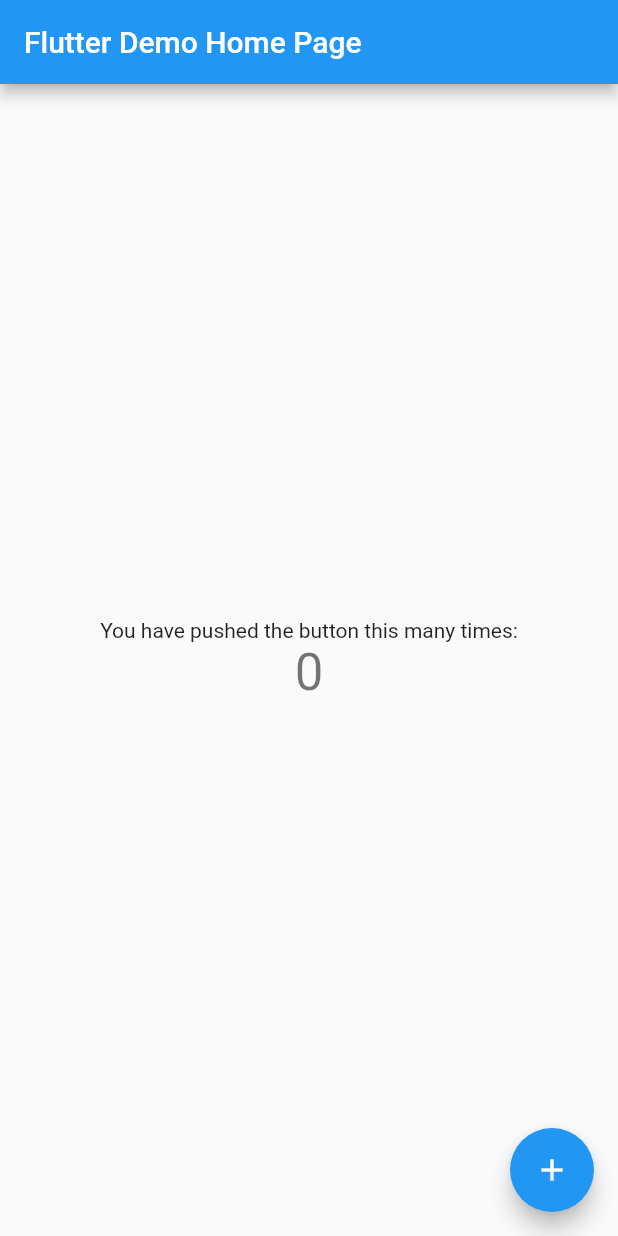
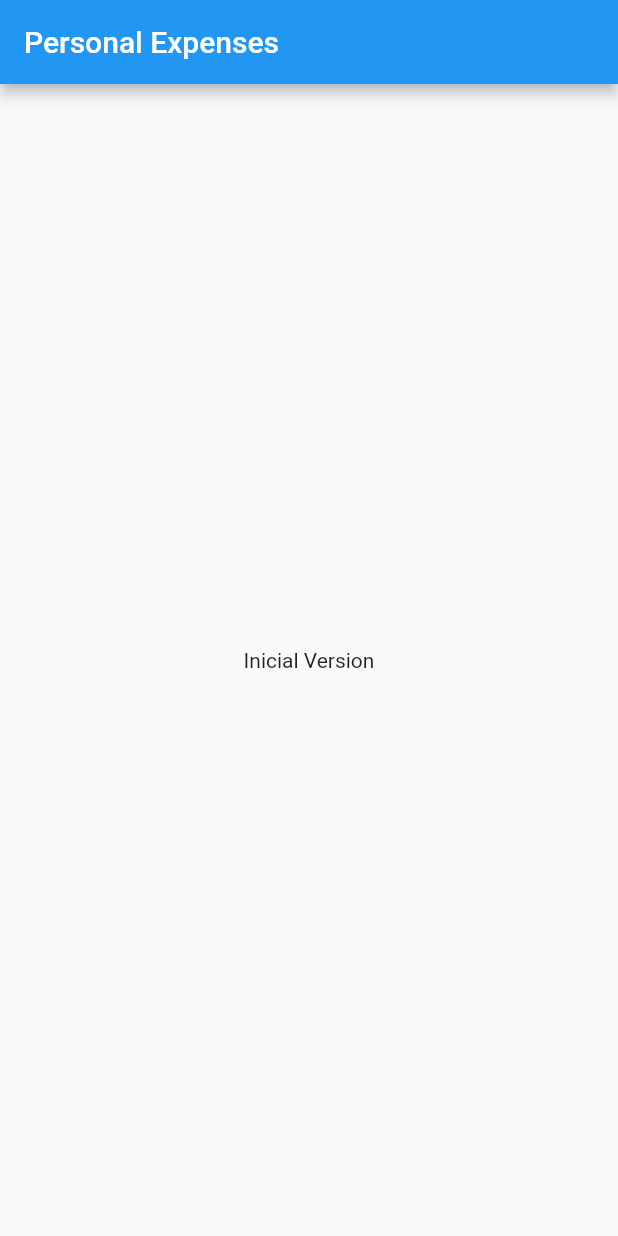
Before and after one commit to reisalazar/App-Expesnes-Flutter, a Flutter app: the screen it shows after launch, on a phone screen of 412 x 824 dp. Run offline on Flutter 3.47's test engine with Material 2 defaults, Android fonts, the phone set to English and light mode, and no system bars.

Commit message:
Creating Project

```diff
--- a/lib/main.dart
+++ b/lib/main.dart
@@ -1,115 +1,26 @@
 import 'package:flutter/material.dart';
 
-void main() {
-  runApp(const MyApp());
-}
+void main() => runApp(ExpensesApp());
 
-class MyApp extends StatelessWidget {
-  const MyApp({super.key});
-
-  // This widget is the root of your application.
+class ExpensesApp extends StatelessWidget {
   @override
   Widget build(BuildContext context) {
     return MaterialApp(
-      title: 'Flutter Demo',
-      theme: ThemeData(
-        // This is the theme of your application.
-        //
-        // Try running your application with "flutter run". You'll see the
-        // application has a blue toolbar. Then, without quitting the app, try
-        // changing the primarySwatch below to Colors.green and then invoke
-        // "hot reload" (press "r" in the console where you ran "flutter run",
-        // or simply save your changes to "hot reload" in a Flutter IDE).
-        // Notice that the counter didn't reset back to zero; the application
-        // is not restarted.
-        primarySwatch: Colors.blue,
-      ),
-      home: const MyHomePage(title: 'Flutter Demo Home Page'),
+      home: MyHomePage(),
     );
   }
 }
 
-class MyHomePage extends StatefulWidget {
-  const MyHomePage({super.key, required this.title});
-
-  // This widget is the home page of your application. It is stateful, meaning
-  // that it has a State object (defined below) that contains fields that affect
-  // how it looks.
-
-  // This class is the configuration for the state. It holds the values (in this
-  // case the title) provided by the parent (in this case the App widget) and
-  // used by the build method of the State. Fields in a Widget subclass are
-  // always marked "final".
-
-  final String title;
-
-  @override
-  State<MyHomePage> createState() => _MyHomePageState();
-}
-
-class _MyHomePageState extends State<MyHomePage> {
-  int _counter = 0;
-
-  void _incrementCounter() {
-    setState(() {
-      // This call to setState tells the Flutter framework that something has
-      // changed in this State, which causes it to rerun the build method below
-      // so that the display can reflect the updated values. If we changed
-      // _counter without calling setState(), then the build method would not be
-      // called again, and so nothing would appear to happen.
-      _counter++;
-    });
-  }
+class MyHomePage extends StatelessWidget {
+  const MyHomePage({super.key});
 
   @override
   Widget build(BuildContext context) {
-    // This method is rerun every time setState is called, for instance as done
-    // by the _incrementCounter method above.
-    //
-    // The Flutter framework has been optimized to make rerunning build methods
-    // fast, so that you can just rebuild anything that needs updating rather
-    // than having to individually change instances of widgets.
     return Scaffold(
       appBar: AppBar(
-        // Here we take the value from the MyHomePage object that was created by
-        // the App.build method, and use it to set our appbar title.
-        title: Text(widget.title),
+        title: Text("Personal Expenses"),
       ),
-      body: Center(
-        // Center is a layout widget. It takes a single child and positions it
-        // in the middle of the parent.
-        child: Column(
-          // Column is also a layout widget. It takes a list of children and
-          // arranges them vertically. By default, it sizes itself to fit its
-          // children horizontally, and tries to be as tall as its parent.
-          //
-          // Invoke "debug painting" (press "p" in the console, choose the
-          // "Toggle Debug Paint" action from the Flutter Inspector in Android
-          // Studio, or the "Toggle Debug Paint" command in Visual Studio Code)
-          // to see the wireframe for each widget.
-          //
-          // Column has various properties to control how it sizes itself and
-          // how it positions its children. Here we use mainAxisAlignment to
-          // center the children vertically; the main axis here is the vertical
-          // axis because Columns are vertical (the cross axis would be
-          // horizontal).
-          mainAxisAlignment: MainAxisAlignment.center,
-          children: <Widget>[
-            const Text(
-              'You have pushed the button this many times:',
-            ),
-            Text(
-              '$_counter',
-              style: Theme.of(context).textTheme.headline4,
-            ),
-          ],
-        ),
-      ),
-      floatingActionButton: FloatingActionButton(
-        onPressed: _incrementCounter,
-        tooltip: 'Increment',
-        child: const Icon(Icons.add),
-      ), // This trailing comma makes auto-formatting nicer for build methods.
+      body: Center(child: Text("Inicial Version")),
     );
   }
 }
```
Also changed, not shown: 1 other file.
